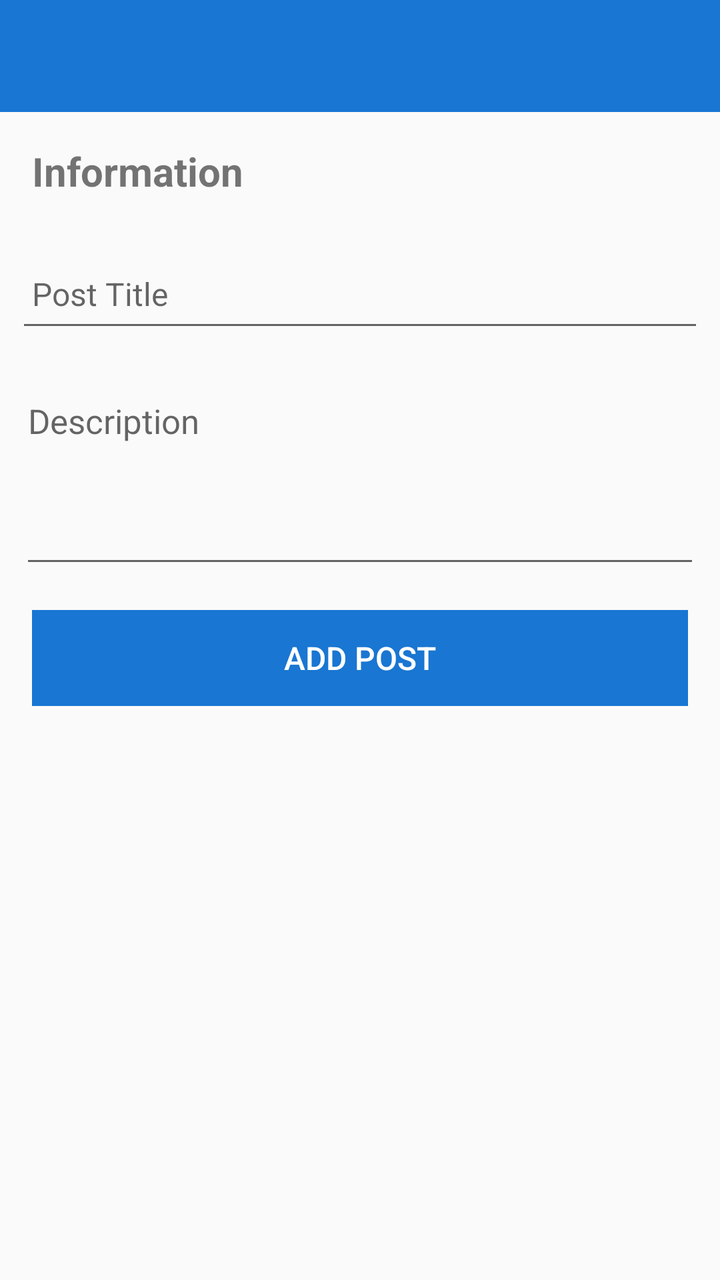
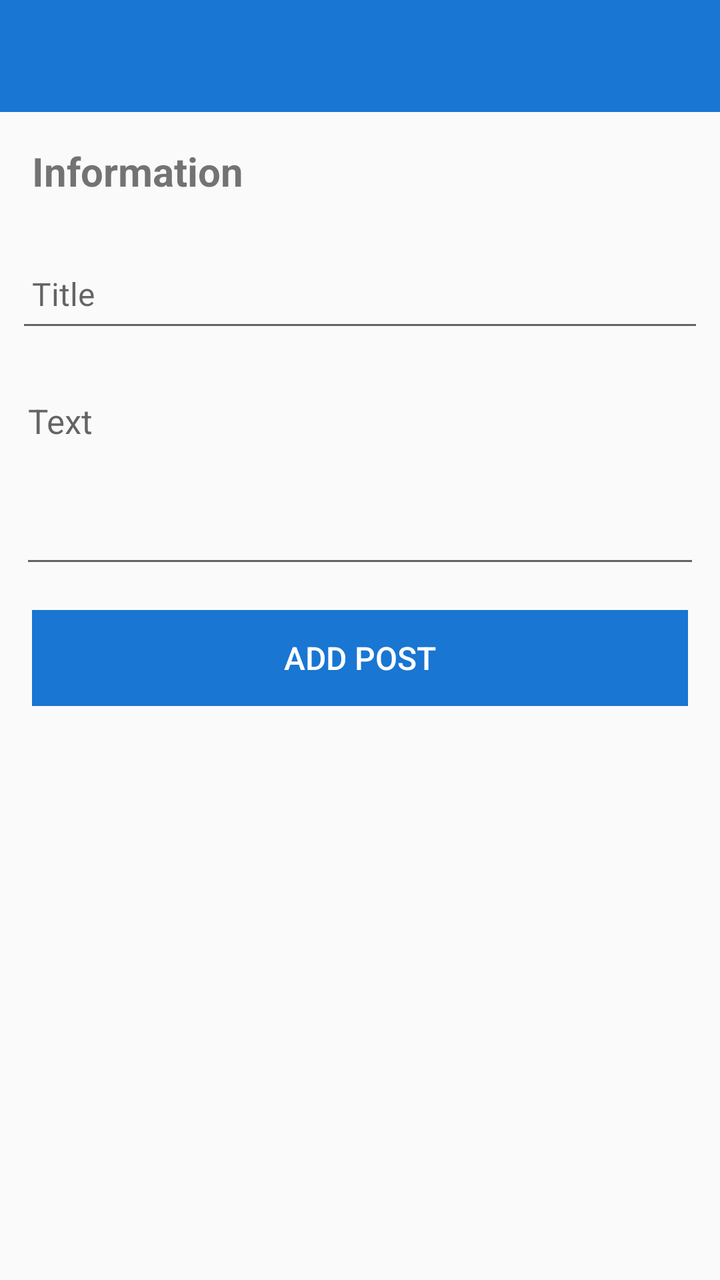

The first picture is an Android layout as it rendered before a commit; the second is the same layout after the commit. The layout source and the unified diff follow.
<!-- AndroidManifest.xml: application theme AppTheme -->
<!-- res/layout/activity_post.xml -->
<?xml version="1.0" encoding="utf-8"?>
<android.support.constraint.ConstraintLayout xmlns:android="http://schemas.android.com/apk/res/android"
    xmlns:app="http://schemas.android.com/apk/res-auto"
    xmlns:tools="http://schemas.android.com/tools"
    android:layout_width="match_parent"
    android:layout_height="match_parent"
    tools:context="org.wit.reduke.activities.PostActivity">

    <RelativeLayout
        android:layout_width="match_parent"
        android:layout_height="wrap_content"
        app:layout_constraintBottom_toBottomOf="parent"
        app:layout_constraintEnd_toEndOf="parent"
        app:layout_constraintStart_toStartOf="parent"
        app:layout_constraintTop_toTopOf="parent">

        <android.support.design.widget.AppBarLayout
            android:id="@+id/appBarLayout"
            android:layout_width="match_parent"
            android:layout_height="wrap_content"
            android:background="@color/colorAccent"
            android:fitsSystemWindows="true"
            app:elevation="0dip"
            app:theme="@style/ThemeOverlay.AppCompat.Dark.ActionBar">

            <android.support.v7.widget.Toolbar
                android:id="@+id/toolbarAdd"
                android:layout_width="match_parent"
                android:layout_height="wrap_content"
                app:titleTextColor="@color/colorPrimary" />
        </android.support.design.widget.AppBarLayout>

        <ScrollView
            android:layout_width="match_parent"
            android:layout_height="match_parent"
            android:layout_below="@id/appBarLayout"
            android:fillViewport="true">

            <LinearLayout
                android:layout_width="match_parent"
                android:layout_height="wrap_content"
                android:orientation="vertical">

                <TextView
                    android:id="@+id/infoTag"
                    android:layout_width="match_parent"
                    android:layout_height="wrap_content"
                    android:layout_margin="8dp"
                    android:padding="8dp"
                    android:text="@string/infoTag"
                    android:textAlignment="viewStart"
                    android:textSize="20sp"
                    android:textStyle="bold" />

                <android.support.design.widget.TextInputEditText
                    android:id="@+id/cardPostTitle"
                    android:layout_width="match_parent"
                    android:layout_height="48dp"
                    android:layout_margin="8dp"
                    android:hint="@string/hint_postTitle"
                    android:inputType="textCapSentences"
                    android:maxLength="25"
                    android:maxLines="1"
                    android:padding="8dp"
                    android:textColor="@color/colorPrimaryDark"
                    android:textSize="16sp" />

                <EditText
                    android:id="@+id/cardRedukeDescription"
                    android:layout_width="match_parent"
                    android:layout_height="100dp"
                    android:layout_marginLeft="10dip"
                    android:layout_marginTop="10dip"
                    android:layout_marginRight="10dip"
                    android:autofillHints=""
                    android:ems="150"
                    android:gravity="top"
                    android:hint="@string/hint_postDescription"
                    android:inputType="textMultiLine|textCapSentences"
                    android:textColor="@color/colorPrimaryDark"
                    android:textSize="17sp" />


                <Button
                    android:id="@+id/addRedukeBtn"
                    android:layout_width="match_parent"
                    android:layout_height="wrap_content"
                    android:layout_marginLeft="16dp"
                    android:layout_marginTop="16dp"
                    android:layout_marginRight="16dp"
                    android:layout_marginBottom="16dp"
                    android:background="@color/colorAccent"
                    android:stateListAnimator="@null"
                    android:text="@string/button_addPost"
                    android:textColor="@color/colorPrimary"
                    android:textSize="16sp" />

                <Button
                    android:id="@+id/deleteRedukeBtn"
                    android:layout_width="match_parent"
                    android:layout_height="wrap_content"
                    android:layout_marginLeft="16dp"
                    android:layout_marginRight="16dp"
                    android:layout_marginBottom="16dp"
                    android:background="@android:color/holo_red_dark"
                    android:stateListAnimator="@null"
                    android:text="@string/button_deleteReduke"
                    android:textColor="@color/colorPrimary"
                    android:textSize="16sp"
                    android:visibility="gone" />

            </LinearLayout>
        </ScrollView>


    </RelativeLayout>
</android.support.constraint.ConstraintLayout>
<!-- resources referenced by this layout -->
<resources>
  <color name="colorAccent">#1976D2</color>
  <color name="colorPrimary">#FFFFFF</color>
  <color name="colorPrimaryDark">#000000</color>
  <string name="button_addPost">Add Post</string>
  <string name="button_deleteReduke">Delete Post</string>
  <string name="hint_postDescription">Description </string>
  <string name="hint_postTitle">Post Title</string>
  <string name="infoTag">Information</string>
  <style name="AppTheme" parent="Theme.AppCompat.Light.NoActionBar">
          
          <item name="colorPrimary">@color/colorPrimary</item>
          <item name="colorPrimaryDark">@color/colorPrimaryDark</item>
          <item name="colorAccent">@color/colorAccent</item>
          <item name="android:statusBarColor">@color/colorDarkPrimaryTint</item>
      </style>
  <color name="colorDarkPrimaryTint">#1976D2</color>
</resources>

<!-- the commit's change to res/layout/activity_post.xml (unified diff, before → after) -->
@@ -4,7 +4,7 @@
     xmlns:tools="http://schemas.android.com/tools"
     android:layout_width="match_parent"
     android:layout_height="match_parent"
-    tools:context="org.wit.reduke.activities.PostActivity">
+    tools:context="org.wit.reduke.activities.PostAddEditActivity">
 
     <RelativeLayout
         android:layout_width="match_parent"
<!-- resource entries referenced after the edit -->
@@ -5,8 +5,8 @@
   <color name="colorPrimaryDark">#000000</color>
   <string name="button_addPost">Add Post</string>
   <string name="button_deleteReduke">Delete Post</string>
-  <string name="hint_postDescription">Description </string>
-  <string name="hint_postTitle">Post Title</string>
+  <string name="hint_postDescription">Text </string>
+  <string name="hint_postTitle">Title</string>
   <string name="infoTag">Information</string>
   <style name="AppTheme" parent="Theme.AppCompat.Light.NoActionBar">
           
